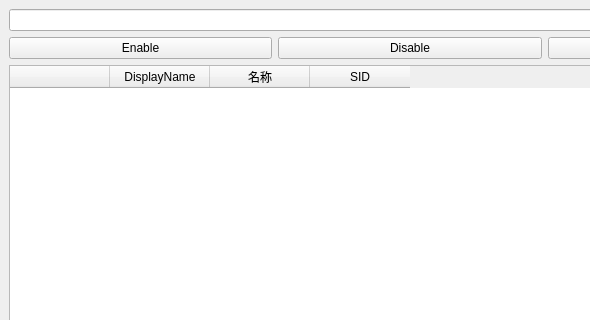
This is py/uwp_loopback/uwp_loopback_ui.ui in dayepao/backup as Qt 5 draws it before an edit; both pictures show x 0 to 590 and y 0 to 320 of the 820 by 690 pixel window. The edited form follows.
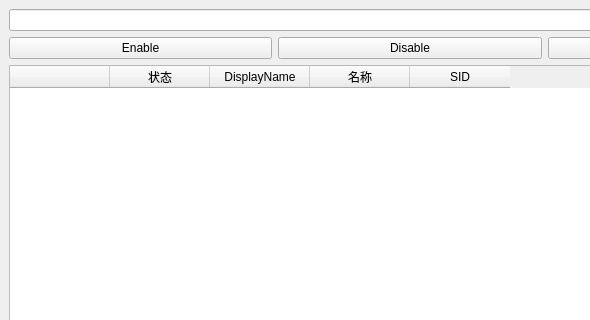
This is the edited form.

Patch:
```diff
--- a/py/uwp_loopback/uwp_loopback_ui.ui
+++ b/py/uwp_loopback/uwp_loopback_ui.ui
@@ -56,6 +56,11 @@
         <string/>
        </property>
       </column>
+      <column>
+       <property name="text">
+        <string>状态</string>
+       </property>
+      </column>
       <column>
        <property name="text">
         <string>DisplayName</string>
```
Left out of the diff: 2 changed lines with no effect on the pictures.
